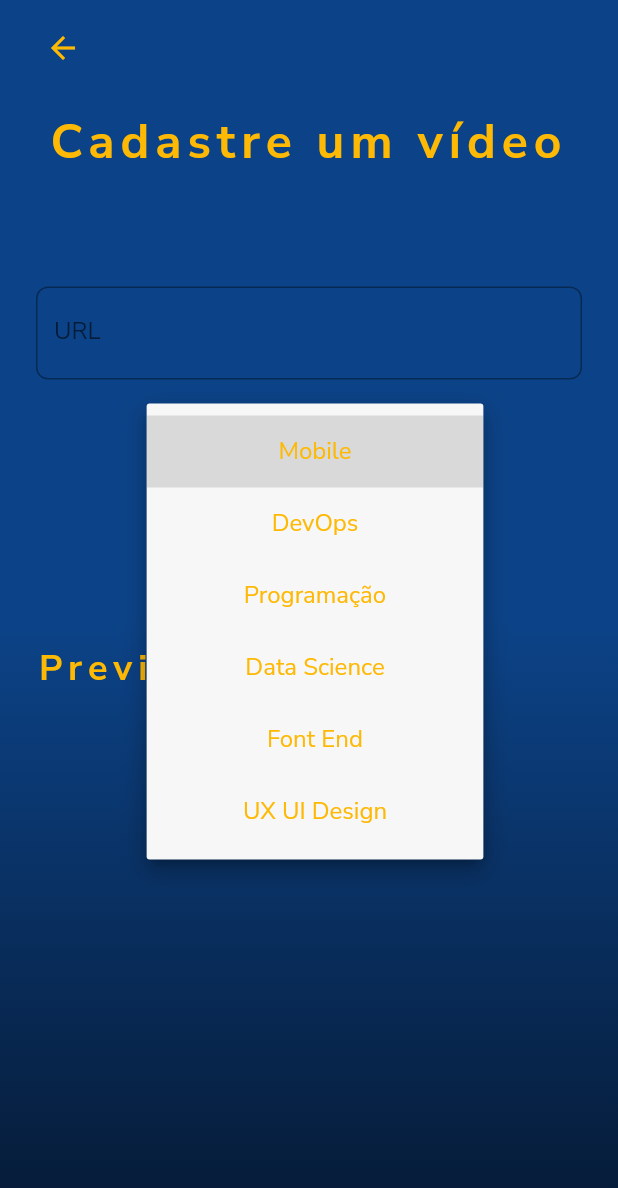
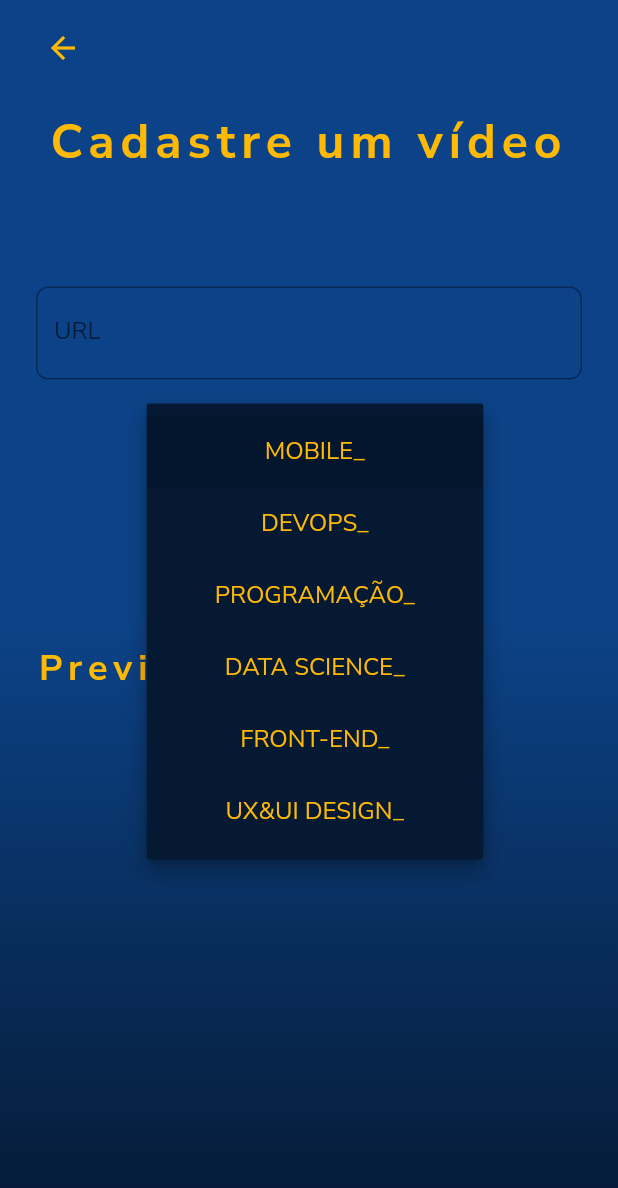
Before and after one commit to eliakimPaulino/mobflix, a Flutter app: the VideoReagistration screen opened directly, after a tap on "Selecionar Categoria", on a phone screen of 412 x 824 dp. Shown: the top 1188 px of the screen. Run offline on Flutter 3.47's test engine with Material 2 defaults, Android fonts, the phone set to English and light mode, and no system bars; our stand-ins replace flutter_chat_types, google_fonts, youtube_player_flutter; missing offline and left inert: flutter_link_previewer.

```diff
--- a/lib/Screens/home_page.dart
+++ b/lib/Screens/home_page.dart
@@ -37,6 +37,7 @@ class HomePage extends StatelessWidget {
               end: Alignment.bottomCenter,
               colors: [
                 Color.fromRGBO(5, 25, 51, 1),
+                Color.fromRGBO(12, 67, 136, 1),
                 Color.fromRGBO(12, 67, 136, 1),
               ],
             ),
--- a/lib/Screens/video_registration.dart
+++ b/lib/Screens/video_registration.dart
@@ -204,12 +204,12 @@ class TechCategory extends StatefulWidget {
 
 class TechCategoryState extends State<TechCategory> {
   final categorys = [
-    'Mobile',
-    'DevOps',
-    'Programação',
-    'Data Science',
-    'Font End',
-    'UX UI Design'
+    'MOBILE_',
+    'DEVOPS_',
+    'PROGRAMAÇÃO_',
+    'DATA SCIENCE_',
+    'FRONT-END_',
+    'UX&UI DESIGN_'
   ];
 
   String? value;
@@ -223,8 +223,8 @@ class TechCategoryState extends State<TechCategory> {
           DropdownButtonHideUnderline(
             child: DropdownButton<String>(
               dropdownColor:
-                  // const Color.fromRGBO(24, 67, 136, 1)
-                  const Color(0xfff7f7f8),
+                  const Color.fromRGBO(5, 25, 51, 1),
+                  // const Color(0xfff7f7f8),
               hint: const Text('Selecionar Categoria   ',
                   style: TextStyle(color: Color.fromRGBO(254, 185, 5, 1))),
               isExpanded: false,
--- a/lib/components/horizontal_categorys.dart
+++ b/lib/components/horizontal_categorys.dart
@@ -15,12 +15,15 @@ class CategoryCard extends StatelessWidget {
           height: 32,
           width: 130,
           decoration: BoxDecoration(
+            // border: Border.all(color: Colors.white),
             color: color,
             borderRadius: BorderRadius.circular(8),
             boxShadow: const [
               BoxShadow(
-                color: Color(0xff000000),
-                offset: Offset(3, 3),
+                color:
+                // color,
+                Color(0xff000000),
+                offset: Offset(0, 4),
                 blurRadius: 3.0,
                 // spreadRadius: 3.0,
                 // blurStyle: BlurStyle.outer,
@@ -41,10 +44,28 @@ class CategoryCard extends StatelessWidget {
 }
 
 List<CategoryCard> categorys = const [
-  CategoryCard(name: 'MOBILE_', color: Color.fromRGBO(254, 185, 5, 1)),
-  CategoryCard(name: 'DEVOPS_', color: Color.fromRGBO(232, 93, 98, 1)),
-  CategoryCard(name: 'PROGRAMAÇÃO_', color: Color.fromRGBO(0, 198, 109, 1)),
-  CategoryCard(name: 'DATA SCIENCE', color: Color.fromRGBO(152, 207, 58, 1)),
-  CategoryCard(name: 'FRONT-END_', color: Color.fromRGBO(101, 200, 246, 1)),
-  CategoryCard(name: 'UX&UI DESIGN_', color: Color.fromRGBO(214, 107, 185, 1)),
+  CategoryCard(
+    name: 'MOBILE_',
+    color: Color.fromRGBO(254, 185, 5, 1),
+  ),
+  CategoryCard(
+    name: 'DEVOPS_',
+    color: Color.fromRGBO(232, 93, 98, 1),
+  ),
+  CategoryCard(
+    name: 'PROGRAMAÇÃO_',
+    color: Color.fromRGBO(0, 198, 109, 1),
+  ),
+  CategoryCard(
+    name: 'DATA SCIENCE_',
+    color: Color.fromRGBO(152, 207, 58, 1),
+  ),
+  CategoryCard(
+    name: 'FRONT-END_',
+    color: Color.fromRGBO(101, 200, 246, 1),
+  ),
+  CategoryCard(
+    name: 'UX&UI DESIGN_',
+    color: Color.fromRGBO(214, 107, 185, 1),
+  ),
 ];
```
Also changed, not shown: lib/components/card_presentation.dart (+14 -0 lines), lib/model/url_class.dart (deleted, +0 -8 lines), lib/model/url_repository.dart (deleted, +0 -9 lines).
